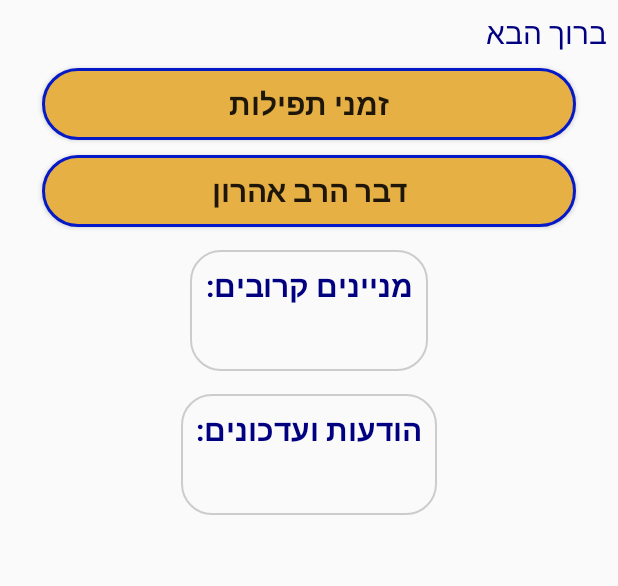
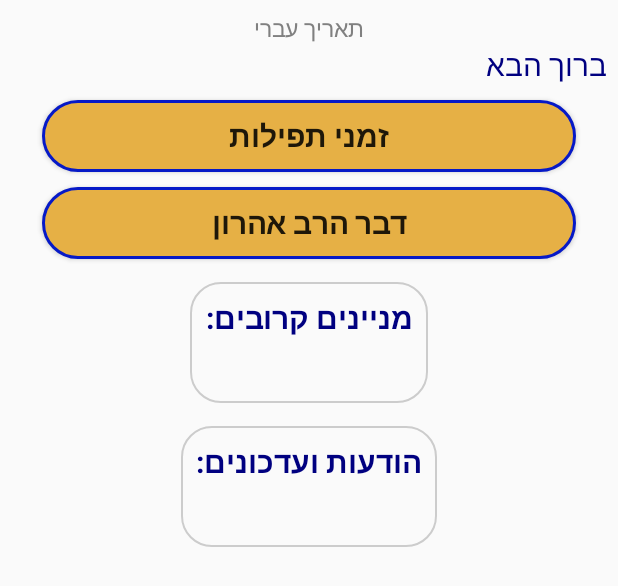
Before and after one commit to livnoni/Yakir, an Android app: the layout activity_main.xml on its own in the app's theme, with its tools: preview values and no code run, on a phone screen of 412 x 824 dp. Shown: the top 586 px of the screen. Run offline under Robolectric (Android 15) with nearby library versions, the phone set to English and light mode, and no system bars.

```diff
--- a/app/src/main/res/layout/activity_main.xml
+++ b/app/src/main/res/layout/activity_main.xml
@@ -27,6 +27,14 @@
         tools:layout_constraintRight_creator="1"
         tools:layout_constraintTop_creator="1">
 
+        <TextView
+            android:id="@+id/HebrewDateView"
+            android:layout_width="match_parent"
+            android:layout_height="wrap_content"
+            android:text="תאריך עברי"
+            android:textColor="@color/gray"
+            android:gravity="center"
+            android:textSize="15sp" />
 
         <TextView
             android:id="@+id/welcomeView"
```
Also changed, not shown: app/src/main/java/org/livnoni/yehud/yakir/MainActivity.java (+42 -17 lines), app/src/main/java/org/livnoni/yehud/yakir/StaticClass.java (renamed from app/src/main/java/org/livnoni/yehud/yakir/staticClass.java, +15 -1 lines).
